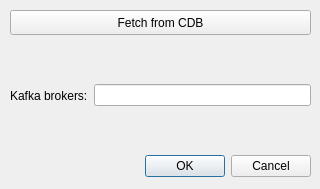
Old version of the form iasAlarmGui/connect_dialog.ui in the repository IntegratedAlarmSystem-Group/ias.
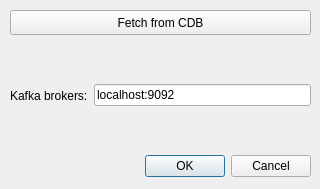
New version of the form.

Diff of the .ui file:
```diff
--- a/iasAlarmGui/connect_dialog.ui
+++ b/iasAlarmGui/connect_dialog.ui
@@ -79,7 +79,7 @@
        <string>list of comma separated server:port to connect to IAS</string>
       </property>
       <property name="text">
-       <string notr="true"/>
+       <string notr="true">localhost:9092</string>
       </property>
       <property name="dragEnabled">
        <bool>false</bool>
```
